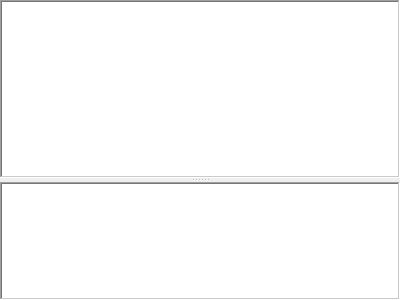
sanny32/OpenModScan, file omodscan/controls/outputwidget.ui: the form before one commit.
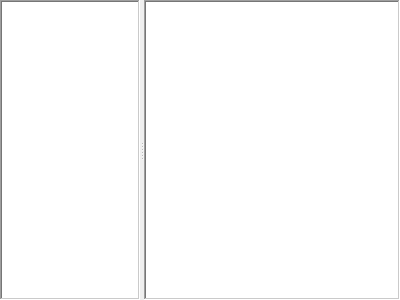
The form after the commit. The open tabs and pages were chosen to show the change. Custom widgets are drawn as their Qt base class.

Diff of the .ui file:
```diff
--- a/omodscan/controls/outputwidget.ui
+++ b/omodscan/controls/outputwidget.ui
@@ -126,7 +126,7 @@
        <item>
         <widget class="QSplitter" name="splitter">
          <property name="orientation">
-          <enum>Qt::Orientation::Vertical</enum>
+          <enum>Qt::Orientation::Horizontal</enum>
          </property>
          <property name="opaqueResize">
           <bool>true</bool>
@@ -134,8 +134,8 @@
          <widget class="ModbusLogWidget" name="logView">
           <property name="sizePolicy">
            <sizepolicy hsizetype="Expanding" vsizetype="Expanding">
-            <horstretch>0</horstretch>
-            <verstretch>3</verstretch>
+            <horstretch>3</horstretch>
+            <verstretch>0</verstretch>
            </sizepolicy>
           </property>
           <property name="frameShape">
@@ -173,7 +173,7 @@
           <property name="sizePolicy">
            <sizepolicy hsizetype="Expanding" vsizetype="Expanding">
             <horstretch>0</horstretch>
-            <verstretch>2</verstretch>
+            <verstretch>0</verstretch>
            </sizepolicy>
           </property>
           <property name="focusPolicy">
```
Left out of the diff: 2 changed lines with no effect on the pictures.
